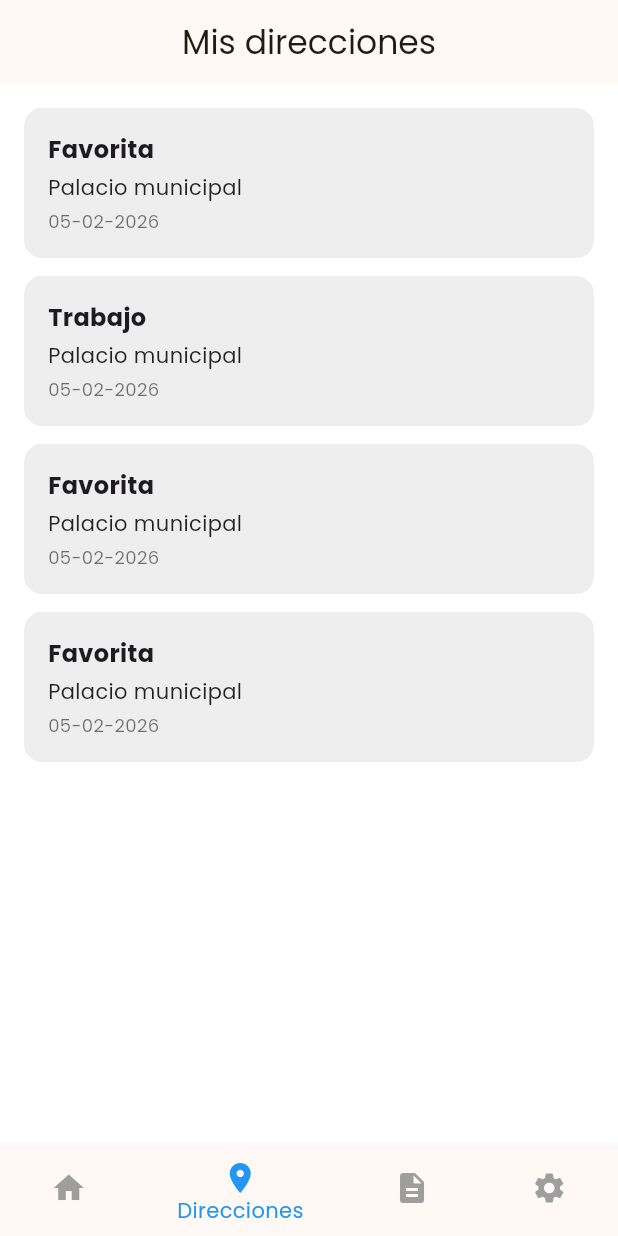
After one commit to flavio312/MotoTaxiS-Movile, a Flutter app: the HistorialDireccionesScreen screen opened by its route, on a phone screen of 412 x 824 dp. The commit adds this screen. Run offline on Flutter 3.47's test engine with Material 3 defaults, Android fonts, the phone set to English and light mode, and no system bars; our stand-ins replace dartz, equatable, flutter_dotenv, go_router, google_fonts, shared_preferences; accounts and stored records are empty.

Commit message:
vistas de la aplicacion terminadas

```diff
--- a/lib/core/route/app_navigation.dart
+++ b/lib/core/route/app_navigation.dart
@@ -68,6 +68,9 @@ class AppNavigation {
   static void goToAddress(BuildContext context) {
     context.goNamed(RouteNames.address);
   }
+  static void goToHistorialAddress(BuildContext context) {
+    context.goNamed(RouteNames.historialaddress);
+  }
   static void goToProfile(BuildContext context) {
     context.goNamed(RouteNames.profile);
   }
--- a/lib/core/route/app_router.dart
+++ b/lib/core/route/app_router.dart
@@ -4,6 +4,7 @@ import 'package:viajeseguro/features/login/presentation/providers/auth_provider.
 import 'package:viajeseguro/features/login/presentation/page/login_screen.dart';
 import 'package:viajeseguro/features/login/presentation/page/register_person_screen.dart';
 import 'package:viajeseguro/features/addres/screens/addres_screen.dart';
+import 'package:viajeseguro/features/direcciones/presentation/historial_direcciones_screen.dart';
 import 'package:viajeseguro/features/profile/presentation/page/profile_screen.dart';
 import 'package:viajeseguro/features/service/presentation/service_sreen.dart';
 import 'package:viajeseguro/features/history/presentation/history_screen.dart';
@@ -184,6 +185,11 @@ class AppRouter {
           name: RouteNames.escanearQr,
           builder: (context, state) => const EscanearQrScreen()
       ),
+      GoRoute(
+        path: RoutePaths.historialaddress,
+        name: RouteNames.historialaddress,
+        builder: (context, state) => const HistorialDireccionesScreen(),
+      ),
     ],
     errorBuilder: (context, state) => ErrorPage(error: state.error),
   );
--- a/lib/core/route/route_names.dart
+++ b/lib/core/route/route_names.dart
@@ -2,7 +2,8 @@ class RouteNames {
   static const String login = '/';
   static const String registerPerson = 'registerPerson';
   static const String address = 'address';
-  static const String profile = 'profile';
+  static const String historialaddress = 'historialaddress';
+  static const String profile = '/profile';
   static const String service = 'service';
   static const String history = 'history';
   static const String activeTrip = 'active-trip';
--- a/lib/core/route/route_paths.dart
+++ b/lib/core/route/route_paths.dart
@@ -2,6 +2,7 @@ class RoutePaths {
   static const String login = '/';
   static const String registerPerson = '/registerPerson';
   static const String address = '/address';
+  static const String historialaddress = '/historialaddress';
   static const String profile = '/profile';
   static const String service = '/service';
   static const String history = 'history';
--- /dev/null
+++ b/lib/features/direcciones/presentation/historial_direcciones_screen.dart
@@ -0,0 +1,68 @@
+import 'package:flutter/material.dart';
+
+class HistorialDireccionesScreen extends StatefulWidget {
+  const HistorialDireccionesScreen({super.key});
+
+  @override
+  State<HistorialDireccionesScreen> createState() => _HistorialDireccionesScreenState();
+}
+
+class _HistorialDireccionesScreenState extends State<HistorialDireccionesScreen> {
+  @override
+  final List<Map<String, String>> direcciones = [
+    {"label": "Favorita", "direccion": "Palacio municipal", "fecha": "05-02-2026"},
+    {"label": "Trabajo", "direccion": "Palacio municipal", "fecha": "05-02-2026"},
+    {"label": "Favorita", "direccion": "Palacio municipal", "fecha": "05-02-2026"},
+    {"label": "Favorita", "direccion": "Palacio municipal", "fecha": "05-02-2026"},
+  ];
+
+  @override
+  Widget build(BuildContext context) {
+    return Scaffold(
+      appBar: AppBar(
+        title: const Text("Mis direcciones"),
+        centerTitle: true,
+      ),
+      body: ListView.builder(
+        padding: const EdgeInsets.all(16),
+        itemCount: direcciones.length,
+        itemBuilder: (context, index) {
+          final item = direcciones[index];
+          return Container(
+            margin: const EdgeInsets.only(bottom: 12),
+            padding: const EdgeInsets.all(16),
+            decoration: BoxDecoration(
+              color: Colors.grey.shade200,
+              borderRadius: BorderRadius.circular(12),
+            ),
+            child: Column(
+              crossAxisAlignment: CrossAxisAlignment.start,
+              children: [
+                Text(item["label"]!,
+                    style: const TextStyle(
+                        fontWeight: FontWeight.bold, fontSize: 16)),
+                const SizedBox(height: 4),
+                Text(item["direccion"]!,
+                    style: const TextStyle(fontSize: 14, color: Colors.black87)),
+                const SizedBox(height: 4),
+                Text(item["fecha"]!,
+                    style: const TextStyle(fontSize: 12, color: Colors.black54)),
+              ],
+            ),
+          );
+        },
+      ),
+      bottomNavigationBar: BottomNavigationBar(
+        currentIndex: 1, // resaltamos el ícono de ubicación
+        selectedItemColor: Colors.blue,
+        unselectedItemColor: Colors.grey,
+        items: const [
+          BottomNavigationBarItem(icon: Icon(Icons.home), label: "Inicio"),
+          BottomNavigationBarItem(icon: Icon(Icons.location_on), label: "Direcciones"),
+          BottomNavigationBarItem(icon: Icon(Icons.description), label: "Docs"),
+          BottomNavigationBarItem(icon: Icon(Icons.settings), label: "Ajustes"),
+        ],
+      ),
+    );
+  }
+}
--- a/lib/features/login/presentation/page/login_screen.dart
+++ b/lib/features/login/presentation/page/login_screen.dart
@@ -1,6 +1,6 @@
 import 'package:flutter/material.dart';
 import 'package:provider/provider.dart';
-import 'package:go_router/go_router.dart';
+import 'package:flutter/gestures.dart';
 import 'package:google_fonts/google_fonts.dart';
 import 'package:viajeseguro/core/route/app_navigation.dart';
 import 'package:viajeseguro/core/theme/app_theme.dart';
@@ -95,13 +95,15 @@ class _LoginScreenState extends State<LoginScreen> {
                     style: GoogleFonts.poppins(fontSize: 13, color: AppColors.textSecondary),
                     children: [
                       const TextSpan(text: 'Empieza tu viaje con nosotros,\nhaz clic aqui  '),
-                      WidgetSpan(
-                        child: GestureDetector(
-                          onTap: () => AppNavigation.goToRegister(context),
-                          child: Text('Registrarse',
-                              style: GoogleFonts.poppins(fontSize: 13, color: AppColors.link,
-                                  fontWeight: FontWeight.w500)),
+                      TextSpan(
+                        text: 'Registrarse',
+                        style: GoogleFonts.poppins(
+                          fontSize: 13,
+                          color: AppColors.link,
+                          fontWeight: FontWeight.w500,
                         ),
+                        recognizer: TapGestureRecognizer()
+                          ..onTap = () => AppNavigation.goToProfile(context),
                       ),
                     ],
                   ),
```
